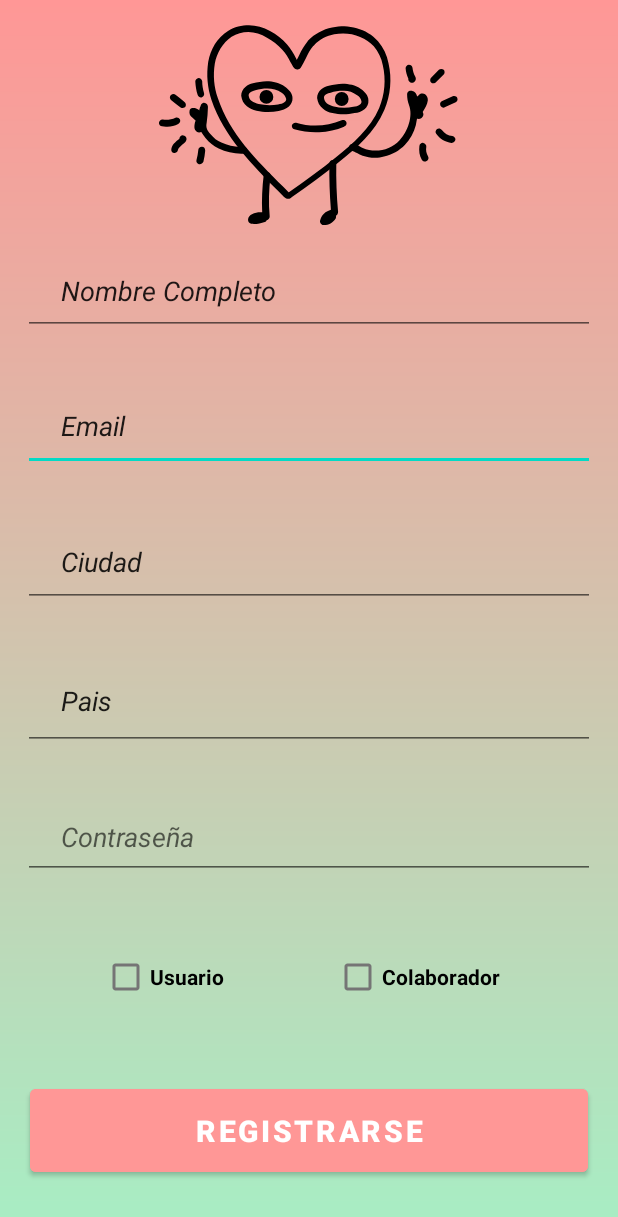
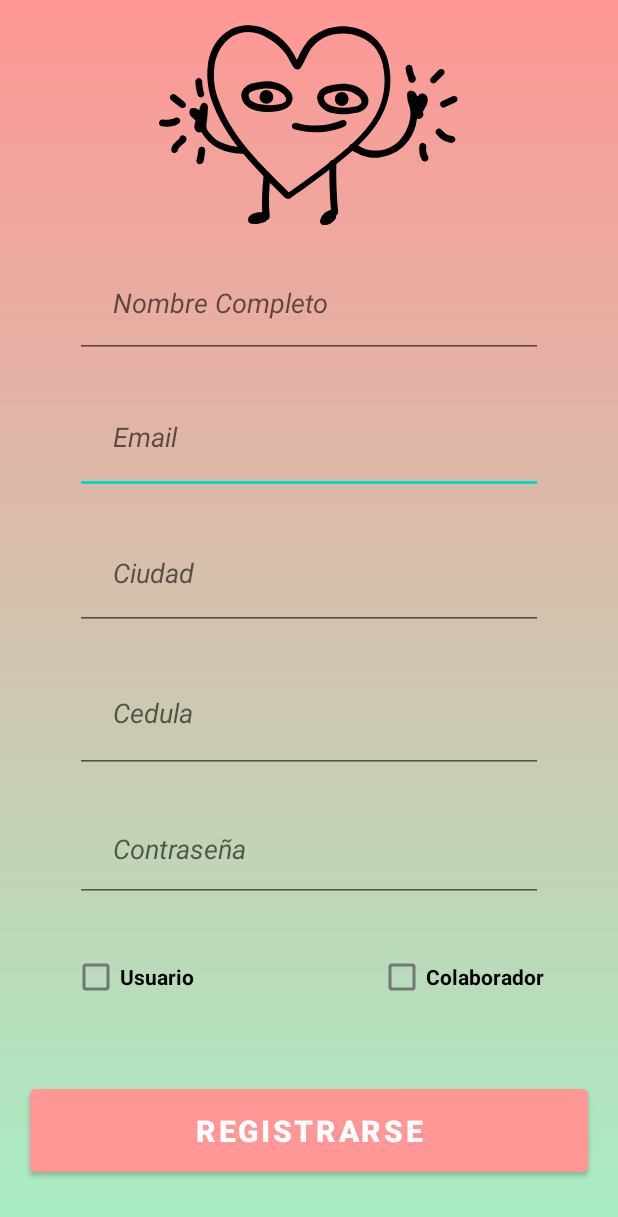
Before and after one commit to Estefacdn/Mattelsa, an Android app: the RegisterActivity screen opened directly, with no data from a screen before it, on a phone screen of 412 x 824 dp. Shown: the top 1217 px of the screen. Run offline under Robolectric (Android 15) with nearby library versions, the phone set to English and light mode, and no system bars.

Commit message:
Creacion BD

```diff
--- /dev/null
+++ b/app/src/main/java/com/tienda/mattelsa/DbHelper.java
@@ -0,0 +1,34 @@
+package com.tienda.mattelsa;
+
+import android.content.Context;
+import android.database.sqlite.SQLiteDatabase;
+import android.database.sqlite.SQLiteOpenHelper;
+
+import androidx.annotation.Nullable;
+
+public class DbHelper extends SQLiteOpenHelper {
+
+    public static final int DATABASE_VERSION=2;
+    public static final String DATABASE_NAME= "userchekin";
+
+    public DbHelper(@Nullable Context context) {
+        super(context, DATABASE_NAME, null, DATABASE_VERSION);
+    }
+
+    @Override
+    public void onCreate(SQLiteDatabase sqLiteDatabase) {
+        sqLiteDatabase.execSQL(
+                "CREATE TABLE users (id INTEGER PRIMARY KEY AUTOINCREMENT, "+
+                "name VARCHAR(100), email VARCHAR(50),"+
+                "city VARCHAR(25),document VARCHAR(20),password VARCHAR(20),"+
+                "rol VARCHAR(20),sede VARCHAR(50))");
+
+
+    }
+
+    @Override
+    public void onUpgrade(SQLiteDatabase sqLiteDatabase, int i, int i1) {
+        sqLiteDatabase.execSQL("DROP TABLE IF EXISTS " + DATABASE_NAME);
+        onCreate(sqLiteDatabase);
+    }
+}
--- a/app/src/main/java/com/tienda/mattelsa/RegisterActivity.java
+++ b/app/src/main/java/com/tienda/mattelsa/RegisterActivity.java
@@ -2,13 +2,45 @@ package com.tienda.mattelsa;
 
 import androidx.appcompat.app.AppCompatActivity;
 
+import android.content.ContentValues;
+import android.database.sqlite.SQLiteDatabase;
 import android.os.Bundle;
+import android.view.View;
+import android.widget.Toast;
+
+import com.tienda.mattelsa.databinding.ActivityRegisterBinding;
 
 public class RegisterActivity extends AppCompatActivity {
+
+    private ActivityRegisterBinding registerBinding;
+    DbHelper dbHelper;
 
     @Override
     protected void onCreate(Bundle savedInstanceState) {
         super.onCreate(savedInstanceState);
         setContentView(R.layout.activity_register);
+        registerBinding = ActivityRegisterBinding.inflate(getLayoutInflater());
+        View view = registerBinding.getRoot();
+        setContentView(view);
+        dbHelper = new DbHelper(this);
+    }
+
+    public void registerUser(View view){
+
+        SQLiteDatabase db = dbHelper.getWritableDatabase();
+        ContentValues userData = new ContentValues();
+        String name = registerBinding.etnameuser.getText().toString();
+        String email = registerBinding.etEmail.getText().toString();
+        String city = registerBinding.etCity.getText().toString();
+        String document = registerBinding.etidentification.getText().toString();
+        String password = registerBinding.etpassword.getText().toString();
+        userData.put("name",name);
+        userData.put("email",email);
+        userData.put("city",city);
+        userData.put("document",document);
+        userData.put("password",password);
+        long newUser = db.insert("users", null, userData);
+        Toast.makeText(this, "" + newUser, Toast.LENGTH_SHORT).show();
+
     }
 }
--- a/app/src/main/res/layout-sw320dp/activity_main.xml
+++ b/app/src/main/res/layout-sw320dp/activity_main.xml
@@ -70,6 +70,7 @@
         android:layout_marginRight="50dp"
         android:layout_marginBottom="256dp"
         android:backgroundTint="@color/white"
+        android:onClick="onClick"
         android:paddingTop="20dp"
         android:paddingBottom="20dp"
         android:text="@string/registro"
--- a/app/src/main/res/layout/activity_register.xml
+++ b/app/src/main/res/layout/activity_register.xml
@@ -81,15 +81,17 @@
         app:srcCompat="@drawable/ic_cora_register_black" />
 
     <EditText
-        android:id="@+id/txtemail"
+        android:id="@+id/etEmail"
         android:layout_width="0dp"
         android:layout_height="0dp"
-        android:layout_margin="15dp"
+        android:layout_marginLeft="50dp"
+        android:layout_marginTop="15dp"
+        android:layout_marginRight="50dp"
         android:ems="10"
+        android:hint="@string/email"
         android:inputType="textEmailAddress"
         android:paddingLeft="25dp"
         android:paddingRight="25dp"
-        android:text="@string/email"
         android:textStyle="italic"
         app:layout_constraintBottom_toTopOf="@+id/guideline11"
         app:layout_constraintEnd_toEndOf="parent"
@@ -97,15 +99,17 @@
         app:layout_constraintTop_toTopOf="@+id/guideline10" />
 
     <EditText
-        android:id="@+id/txtcity"
+        android:id="@+id/etCity"
         android:layout_width="0dp"
         android:layout_height="0dp"
-        android:layout_margin="15dp"
+        android:layout_marginLeft="50dp"
+        android:layout_marginTop="15dp"
+        android:layout_marginRight="50dp"
         android:ems="10"
+        android:hint="@string/city"
         android:inputType="textPersonName"
         android:paddingLeft="25dp"
         android:paddingRight="25dp"
-        android:text="@string/city"
         android:textStyle="italic"
         app:layout_constraintBottom_toTopOf="@+id/guideline12"
         app:layout_constraintEnd_toEndOf="parent"
@@ -113,15 +117,35 @@
         app:layout_constraintTop_toTopOf="@+id/guideline11" />
 
     <EditText
-        android:id="@+id/txtnameuser"
+        android:id="@+id/etidentification"
         android:layout_width="0dp"
         android:layout_height="0dp"
-        android:layout_margin="15dp"
+        android:layout_marginLeft="50dp"
+        android:layout_marginTop="15dp"
+        android:layout_marginRight="50dp"
         android:ems="10"
+        android:hint="@string/id"
+        android:inputType="number"
+        android:paddingLeft="25dp"
+        android:paddingRight="25dp"
+        android:textStyle="italic"
+        app:layout_constraintBottom_toTopOf="@+id/guideline13"
+        app:layout_constraintEnd_toEndOf="parent"
+        app:layout_constraintStart_toStartOf="parent"
+        app:layout_constraintTop_toTopOf="@+id/guideline12" />
+
+    <EditText
+        android:id="@+id/etnameuser"
+        android:layout_width="0dp"
+        android:layout_height="0dp"
+        android:layout_marginLeft="50dp"
+        android:layout_marginTop="15dp"
+        android:layout_marginRight="50dp"
+        android:ems="10"
+        android:hint="@string/name_user"
         android:inputType="textPersonName"
         android:paddingLeft="25dp"
         android:paddingRight="25dp"
-        android:text="@string/name_user"
         android:textStyle="italic"
         app:layout_constraintBottom_toTopOf="@+id/guideline10"
         app:layout_constraintEnd_toEndOf="parent"
@@ -129,26 +153,12 @@
         app:layout_constraintTop_toTopOf="@+id/guideline8" />
 
     <EditText
-        android:id="@+id/txtcountry"
+        android:id="@+id/etpassword"
         android:layout_width="0dp"
         android:layout_height="0dp"
-        android:layout_margin="15dp"
-        android:ems="10"
-        android:inputType="textPersonName"
-        android:paddingLeft="25dp"
-        android:paddingRight="25dp"
-        android:text="@string/country"
-        android:textStyle="italic"
-        app:layout_constraintBottom_toTopOf="@+id/guideline13"
-        app:layout_constraintEnd_toEndOf="parent"
-        app:layout_constraintStart_toStartOf="parent"
-        app:layout_constraintTop_toTopOf="@+id/guideline12" />
-
-    <EditText
-        android:id="@+id/txtpass"
-        android:layout_width="0dp"
-        android:layout_height="0dp"
-        android:layout_margin="15dp"
+        android:layout_marginLeft="50dp"
+        android:layout_marginTop="15dp"
+        android:layout_marginRight="50dp"
         android:ems="10"
         android:hint="@string/password"
         android:inputType="textPassword"
@@ -161,17 +171,17 @@
         app:layout_constraintTop_toTopOf="@+id/guideline13" />
 
     <CheckBox
-        android:id="@+id/checkBox"
+        android:id="@+id/ckUser"
         android:layout_width="0dp"
         android:layout_height="wrap_content"
-        android:layout_marginStart="68dp"
+        android:layout_marginStart="48dp"
         android:text="Usuario"
         android:textColor="@color/black"
         android:textStyle="bold"
         app:layout_constraintBottom_toTopOf="@+id/guideline15"
         app:layout_constraintStart_toStartOf="parent"
         app:layout_constraintTop_toTopOf="@+id/guideline14"
-        app:layout_constraintVertical_bias="0.509" />
+        app:layout_constraintVertical_bias="0.512" />
 
     <Button
         android:id="@+id/btncheckin"
@@ -179,11 +189,12 @@
         android:layout_height="0dp"
         android:layout_margin="20dp"
         android:backgroundTint="@color/principal_uno"
+        android:onClick="registerUser"
         android:paddingLeft="16dp"
         android:paddingTop="10dp"
         android:paddingRight="16dp"
         android:paddingBottom="10dp"
-        android:text="Registrarse"
+        android:text="@string/checkin"
         android:textSize="20sp"
         android:textStyle="bold"
         app:layout_constraintBottom_toTopOf="@+id/guideline9"
@@ -194,7 +205,7 @@
         app:layout_constraintVertical_bias="0.0" />
 
     <CheckBox
-        android:id="@+id/checkBox2"
+        android:id="@+id/ckEmployer"
         android:layout_width="wrap_content"
         android:layout_height="wrap_content"
         android:text="Colaborador"
@@ -202,9 +213,9 @@
         android:textStyle="bold"
         app:layout_constraintBottom_toTopOf="@+id/guideline15"
         app:layout_constraintEnd_toEndOf="parent"
-        app:layout_constraintHorizontal_bias="0.481"
-        app:layout_constraintStart_toEndOf="@+id/checkBox"
+        app:layout_constraintHorizontal_bias="0.713"
+        app:layout_constraintStart_toEndOf="@+id/ckUser"
         app:layout_constraintTop_toTopOf="@+id/guideline14"
-        app:layout_constraintVertical_bias="0.509" />
+        app:layout_constraintVertical_bias="0.512" />
 
 </androidx.constraintlayout.widget.ConstraintLayout>
--- a/app/src/main/res/values/strings.xml
+++ b/app/src/main/res/values/strings.xml
@@ -5,7 +5,7 @@
     <string name="registro">Registrar</string>
     <string name="name_user">Nombre Completo</string>
     <string name="email">Email</string>
-    <string name="country">Pais</string>
+    <string name="id">Cedula</string>
     <string name="city">Ciudad</string>
     <string name="password">Contraseña</string>
     <string name="rol">Rol</string>
```
